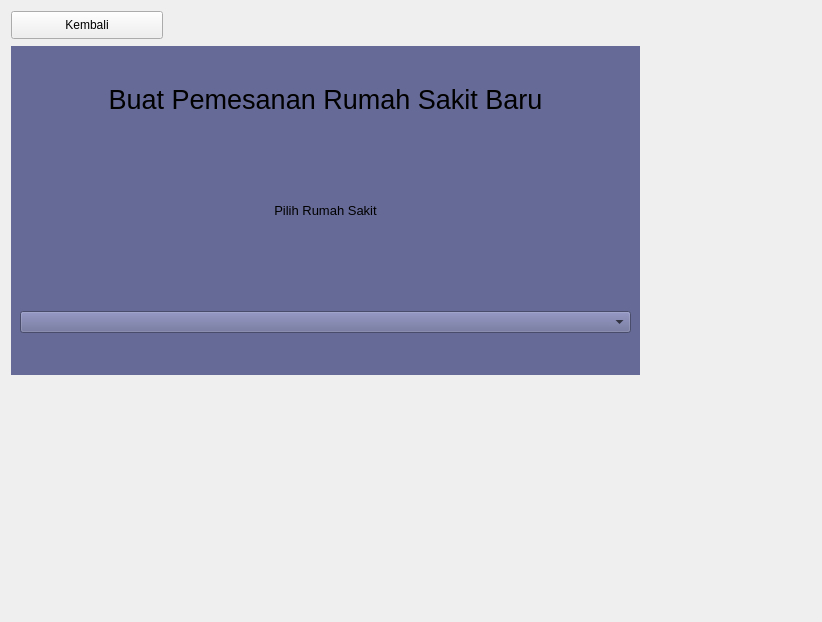
Qt form src/PesanRumahSakit.ui (raihanastrada/rpl-sistem-corona) before a commit.
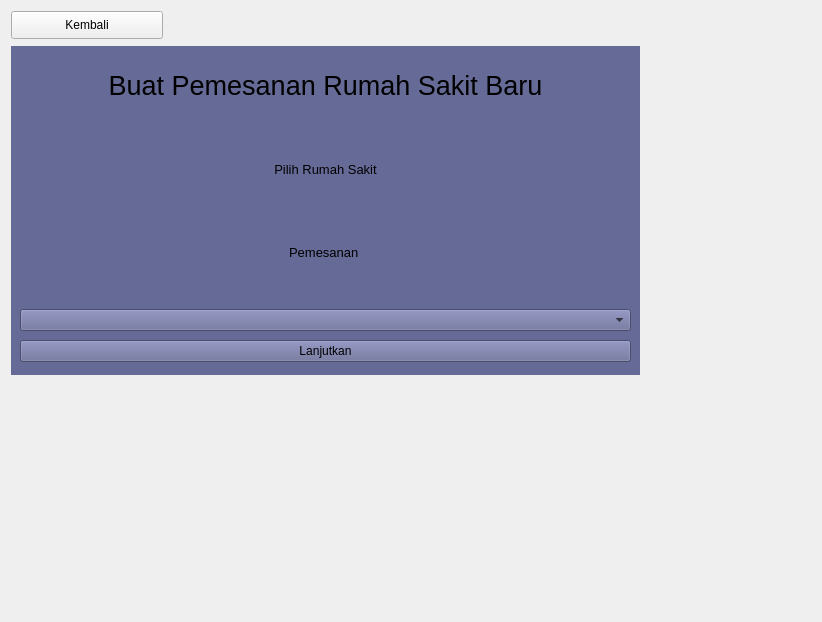
The same form after that commit. The open tabs and pages were chosen to show the change.

Commit message:
update pesanRS, added admondo
update pesanRS, should be good for now

added pesanRS_admond for admin usage

The edit to the form file:
```diff
--- a/src/PesanRumahSakit.ui
+++ b/src/PesanRumahSakit.ui
@@ -965,12 +965,34 @@
           </property>
          </widget>
         </item>
+        <item>
+         <widget class="QLabel" name="label_5">
+          <property name="font">
+           <font>
+            <pointsize>10</pointsize>
+           </font>
+          </property>
+          <property name="text">
+           <string>Pemesanan </string>
+          </property>
+          <property name="alignment">
+           <set>Qt::AlignCenter</set>
+          </property>
+         </widget>
+        </item>
         <item>
          <widget class="QWidget" name="widget_5" native="true">
           <layout class="QVBoxLayout" name="verticalLayout_4">
            <item>
             <widget class="QComboBox" name="rs_pick"/>
            </item>
+           <item>
+            <widget class="QPushButton" name="btn_rspick">
+             <property name="text">
+              <string>Lanjutkan</string>
+             </property>
+            </widget>
+           </item>
           </layout>
          </widget>
         </item>
```
Left out of the diff: 6 changed lines with no effect on the pictures. The commit also changes 3 other files.
